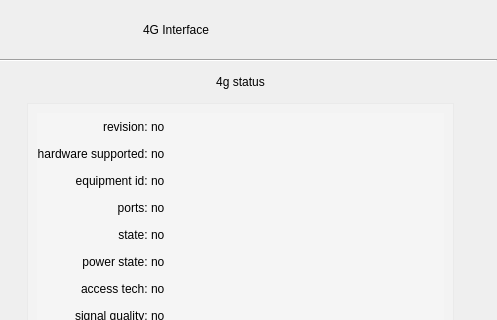
Qt form sim_module.ui (jizizihe/baijie_demo) before a commit; both pictures show x 166 to 663 and y 0 to 320 of the 663 by 418 pixel window.
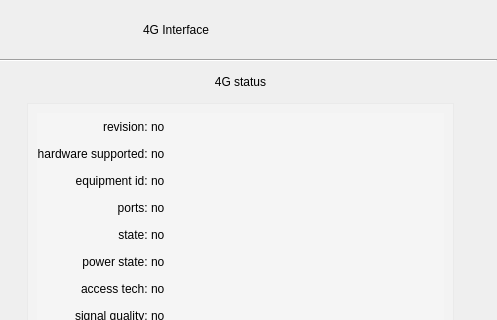
The same form after that commit. The open tabs and pages were chosen to show the change. Icons and pictures are not drawn.

Patch:
```diff
--- a/sim_module.ui
+++ b/sim_module.ui
@@ -636,7 +636,7 @@
             <item>
              <widget class="QLabel" name="label_3">
               <property name="text">
-               <string>4g status</string>
+               <string>4G status</string>
               </property>
               <property name="alignment">
                <set>Qt::AlignCenter</set>
```
